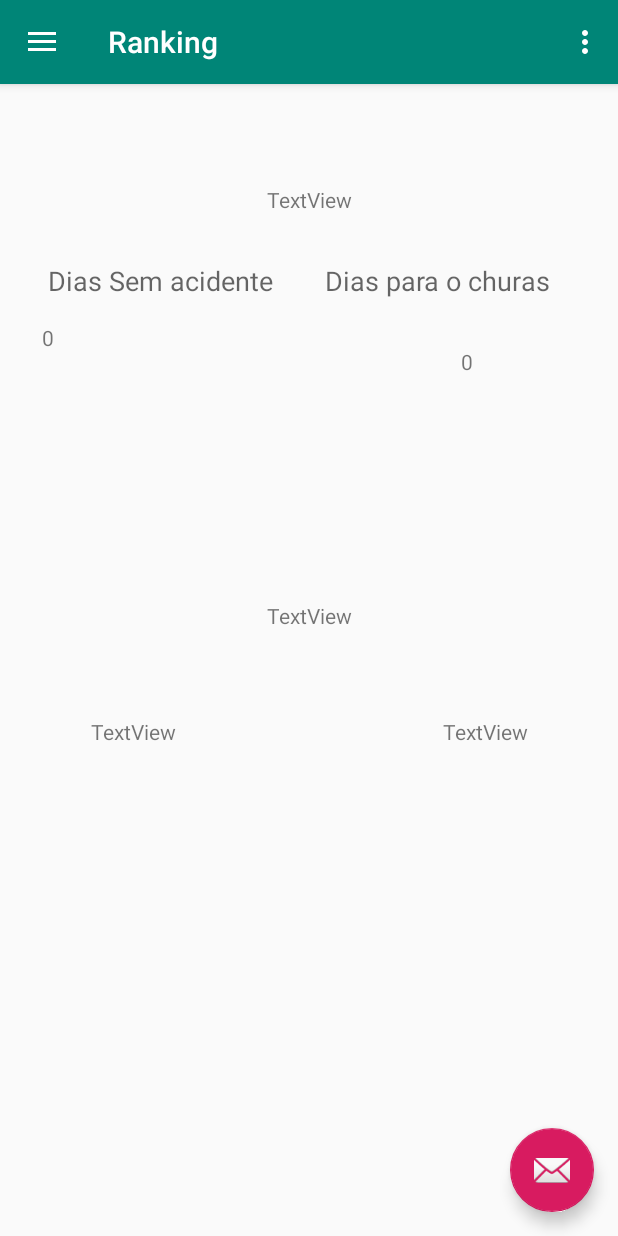
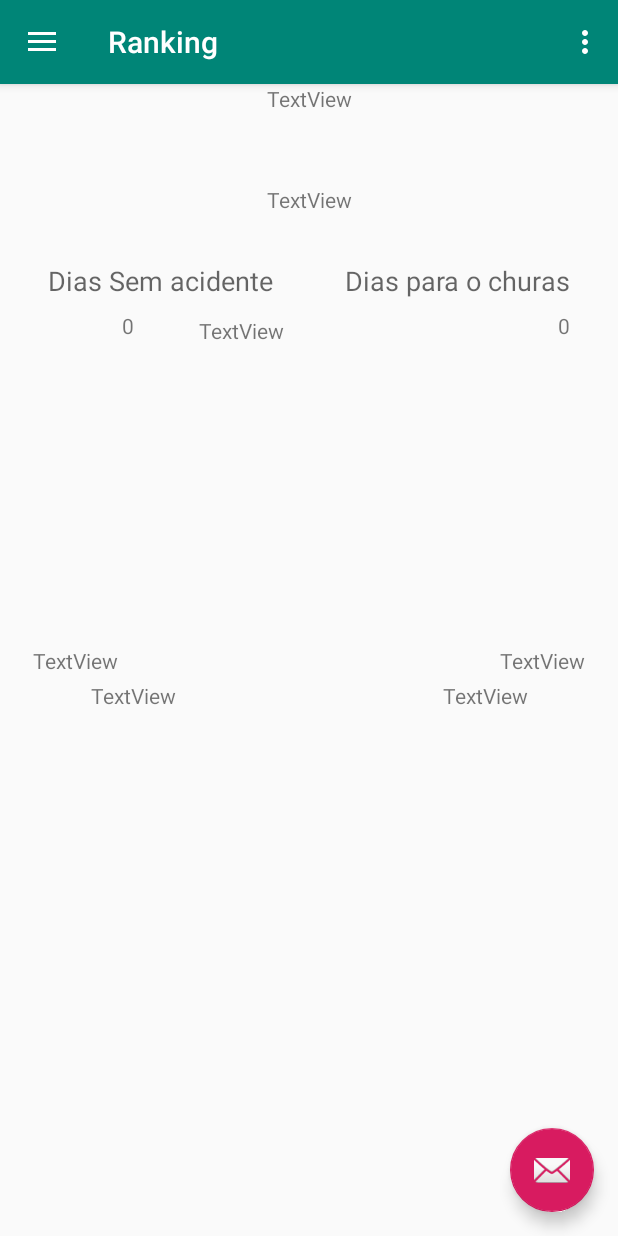
Before and after one commit to n-a-sistemas/TST_Funcionario_App, an Android app: the screen it shows after launch (MainActivity), on a phone screen of 412 x 824 dp. Run offline under Robolectric (Android 15) with nearby library versions, the phone set to English and light mode, and no system bars; our stand-ins replace Firebase (no records; nobody signed in at launch, a user with empty details on screens opened directly), Picasso, navigation-ui; libraries missing offline, so code that uses them is left out: com.firebase.ui; 16 statements that could not run were skipped.

Commit message:
Ranking terminado.

```diff
--- a/app/src/main/java/com/example/tstfuncionario_30/MainActivity.java
+++ b/app/src/main/java/com/example/tstfuncionario_30/MainActivity.java
@@ -73,10 +73,10 @@ public class MainActivity extends AppCompatActivity {
         sharedPreferences = getSharedPreferences("LOGIN", Context.MODE_PRIVATE);
         String resultado = sharedPreferences.getString("LOGIN", "");
 
-        //if (!Boolean.parseBoolean(resultado)){
+        if (!Boolean.parseBoolean(resultado)){
             criarLogin();
 
-        //}
+        }
 
 
         Toolbar toolbar = findViewById(R.id.toolbar);
--- a/app/src/main/java/com/example/tstfuncionario_30/modelos/Posicao.java
+++ /dev/null
@@ -1,27 +0,0 @@
-package com.example.tstfuncionario_30.modelos;
-
-public class Posicao implements Comparable<Posicao> {
-
-    private String nome;
-    private int pontos;
-
-    public String getNome() {
-        return nome;
-    }
-
-    public int getPontos() {
-        return pontos;
-    }
-
-    @Override
-    public int compareTo(Posicao outraPosicao) {
-        if (this.pontos > outraPosicao.getPontos()){
-            return 1;
-        }
-        if (this.pontos < outraPosicao.getPontos()){
-            return -1;
-        }
-
-        return 0;
-    }
-}
--- a/app/src/main/java/com/example/tstfuncionario_30/ui/home/HomeFragment.java
+++ b/app/src/main/java/com/example/tstfuncionario_30/ui/home/HomeFragment.java
@@ -38,7 +38,7 @@ public class HomeFragment extends Fragment {
     private FirebaseDatabase firebaseDatabase;
     private DatabaseReference databaseReference;
     String ponto;
-    private TextView textView1,textView2,textView3,textView4,textView5,textView6;
+    private TextView textView1,textView2,textView3,textView4,textView5,textView6,textView7,textView8,textView9;
     private String data;
     private String dataacidente;
     private String datachurasco;
@@ -64,6 +64,9 @@ public class HomeFragment extends Fragment {
         textView4 = root.findViewById(R.id.text_view_primeiro);
         textView5 = root.findViewById(R.id.text_view_segundo);
         textView6 = root.findViewById(R.id.text_view_terceiro);
+        textView7 = root.findViewById(R.id.text_view_nome_primeiro);
+        textView8 = root.findViewById(R.id.text_view_nome_segundo);
+        textView9 = root.findViewById(R.id.text_view_nome_terceiro);
 
 
 
@@ -175,12 +178,15 @@ public class HomeFragment extends Fragment {
                 Collections.sort(funcionarios);
 
                 funcionarios.get(0);
+                textView7.setText(funcionarios.get(0).getNome());
                 textView4.setText(funcionarios.get(0).getPontos());
 
                 funcionarios.get(1);
+                textView8.setText(funcionarios.get(1).getNome());
                 textView5.setText(funcionarios.get(1).getPontos());
 
                 funcionarios.get(2);
+                textView9.setText(funcionarios.get(2).getNome());
                 textView6.setText(funcionarios.get(2).getPontos());
 
             }
--- a/app/src/main/res/layout/fragment_home.xml
+++ b/app/src/main/res/layout/fragment_home.xml
@@ -32,8 +32,8 @@
         android:id="@+id/text_view_dias_sem_acidente"
         android:layout_width="wrap_content"
         android:layout_height="wrap_content"
-        android:layout_marginStart="28dp"
-        android:layout_marginTop="16dp"
+        android:layout_marginStart="81dp"
+        android:layout_marginTop="8dp"
         android:text="TextView"
         app:layout_constraintStart_toStartOf="parent"
         app:layout_constraintTop_toBottomOf="@+id/textView" />
@@ -42,13 +42,10 @@
         android:id="@+id/text_view_churasco"
         android:layout_width="wrap_content"
         android:layout_height="wrap_content"
-        android:layout_marginStart="32dp"
-        android:layout_marginTop="32dp"
-        android:layout_marginEnd="73dp"
+        android:layout_marginTop="8dp"
+        android:layout_marginEnd="32dp"
         android:text="TextView"
         app:layout_constraintEnd_toEndOf="parent"
-        app:layout_constraintHorizontal_bias="0.91"
-        app:layout_constraintStart_toEndOf="@+id/text_view_dias_sem_acidente"
         app:layout_constraintTop_toBottomOf="@+id/textView2" />
 
     <TextView
@@ -66,24 +63,21 @@
         android:id="@+id/textView2"
         android:layout_width="wrap_content"
         android:layout_height="wrap_content"
-        android:layout_marginStart="32dp"
         android:layout_marginTop="32dp"
-        android:layout_marginEnd="43dp"
+        android:layout_marginEnd="32dp"
         android:text="Dias para o churas"
         android:textAppearance="@style/TextAppearance.AppCompat.Medium"
         app:layout_constraintEnd_toEndOf="parent"
-        app:layout_constraintStart_toEndOf="@+id/textView"
         app:layout_constraintTop_toBottomOf="@+id/text_view_pontuacao" />
 
     <TextView
         android:id="@+id/text_view_primeiro"
         android:layout_width="wrap_content"
         android:layout_height="wrap_content"
-        android:layout_marginTop="150dp"
         android:text="TextView"
         app:layout_constraintEnd_toEndOf="parent"
         app:layout_constraintStart_toStartOf="parent"
-        app:layout_constraintTop_toBottomOf="@+id/text_view_churasco" />
+        tools:layout_editor_absoluteY="354dp" />
 
     <TextView
         android:id="@+id/text_view_segundo"
@@ -103,4 +97,38 @@
         app:layout_constraintEnd_toEndOf="parent"
         app:layout_constraintStart_toEndOf="@+id/text_view_primeiro"
         app:layout_constraintTop_toBottomOf="@+id/text_view_churasco" />
+
+    <TextView
+        android:id="@+id/text_view_nome_segundo"
+        android:layout_width="wrap_content"
+        android:layout_height="wrap_content"
+        android:layout_marginStart="22dp"
+        android:layout_marginTop="200dp"
+        android:text="TextView"
+        app:layout_constraintBottom_toTopOf="@+id/text_view_segundo"
+        app:layout_constraintStart_toStartOf="parent"
+        app:layout_constraintTop_toBottomOf="@+id/text_view_dias_sem_acidente" />
+
+    <TextView
+        android:id="@+id/text_view_nome_primeiro"
+        android:layout_width="wrap_content"
+        android:layout_height="wrap_content"
+        android:layout_marginTop="185dp"
+        android:layout_marginEnd="90dp"
+        android:text="TextView"
+        app:layout_constraintBottom_toTopOf="@+id/text_view_primeiro"
+        app:layout_constraintEnd_toEndOf="parent"
+        app:layout_constraintStart_toStartOf="parent"
+        app:layout_constraintTop_toBottomOf="@+id/textView" />
+
+    <TextView
+        android:id="@+id/text_view_nome_terceiro"
+        android:layout_width="wrap_content"
+        android:layout_height="wrap_content"
+        android:layout_marginTop="200dp"
+        android:layout_marginEnd="22dp"
+        android:text="TextView"
+        app:layout_constraintBottom_toTopOf="@+id/text_view_terceiro"
+        app:layout_constraintEnd_toEndOf="parent"
+        app:layout_constraintTop_toBottomOf="@+id/text_view_churasco" />
 </androidx.constraintlayout.widget.ConstraintLayout>
```
